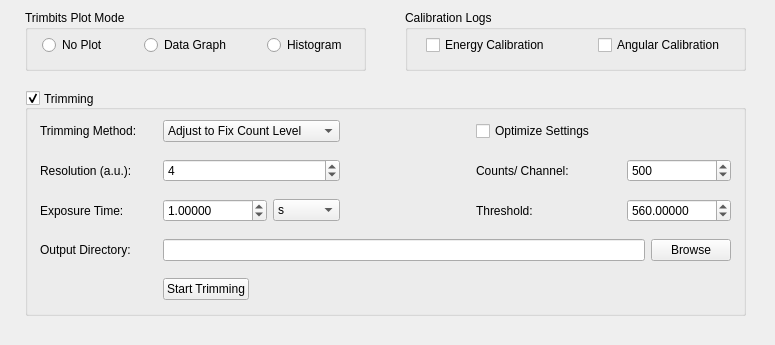
Before: the Qt Designer form slsDetectorGui/forms/form_tab_advanced.ui in slsdetectorgroup/slsDetectorPackage, drawn with Qt 5.
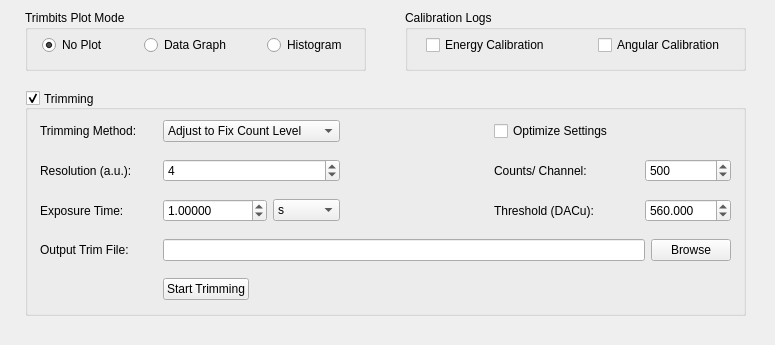
After: the same form once the commit is applied.

Commit message: trim tab works except for graph

Diff of the .ui file:
```diff
--- a/slsDetectorGui/forms/form_tab_advanced.ui
+++ b/slsDetectorGui/forms/form_tab_advanced.ui
@@ -55,6 +55,9 @@
    <property name="checkable">
     <bool>true</bool>
    </property>
+   <property name="checked">
+    <bool>true</bool>
+   </property>
    <widget class="QWidget" name="gridLayoutWidget_3">
     <property name="geometry">
      <rect>
@@ -250,13 +253,13 @@
      <item row="4" column="0">
       <widget class="QLabel" name="label_16">
        <property name="sizePolicy">
-        <sizepolicy hsizetype="Fixed" vsizetype="Preferred">
+        <sizepolicy hsizetype="Fixed" vsizetype="Fixed">
          <horstretch>0</horstretch>
          <verstretch>0</verstretch>
         </sizepolicy>
        </property>
        <property name="text">
-        <string>Output Directory:</string>
+        <string>Output Trim File: </string>
        </property>
       </widget>
      </item>
@@ -302,7 +305,7 @@
         <bool>true</bool>
        </property>
        <property name="sizePolicy">
-        <sizepolicy hsizetype="Fixed" vsizetype="Fixed">
+        <sizepolicy hsizetype="Preferred" vsizetype="Fixed">
          <horstretch>0</horstretch>
          <verstretch>0</verstretch>
         </sizepolicy>
@@ -327,13 +330,13 @@
         <set>Qt::AlignLeading|Qt::AlignLeft|Qt::AlignVCenter</set>
        </property>
        <property name="decimals">
-        <number>5</number>
+        <number>3</number>
        </property>
        <property name="minimum">
         <double>0.000000000000000</double>
        </property>
        <property name="maximum">
-        <double>2000000000.000000000000000</double>
+        <double>10000.000000000000000</double>
        </property>
        <property name="value">
         <double>560.000000000000000</double>
@@ -352,7 +355,7 @@
         <string>Sets the Threshold DAC</string>
        </property>
        <property name="text">
-        <string>Threshold:</string>
+        <string>Threshold (DACu):</string>
        </property>
       </widget>
      </item>
@@ -490,10 +493,10 @@
         <string/>
        </property>
        <property name="minimum">
-        <number>1</number>
+        <number>0</number>
        </property>
        <property name="maximum">
-        <number>2000000000</number>
+        <number>16000000</number>
        </property>
        <property name="value">
         <number>500</number>
@@ -539,6 +542,9 @@
        <property name="text">
         <string>No Plot</string>
        </property>
+       <property name="checked">
+        <bool>true</bool>
+       </property>
       </widget>
      </item>
      <item>
```
Left out of the diff: 64 changed lines with no effect on the pictures. The commit also changes 19 other files.
